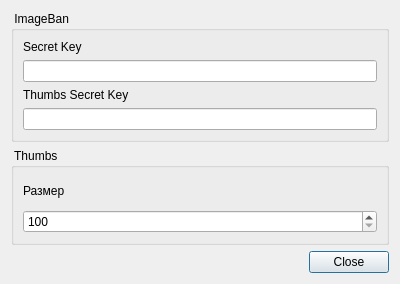
knvmbox/file-uploader, file parametersdlg.ui: the form before one commit.
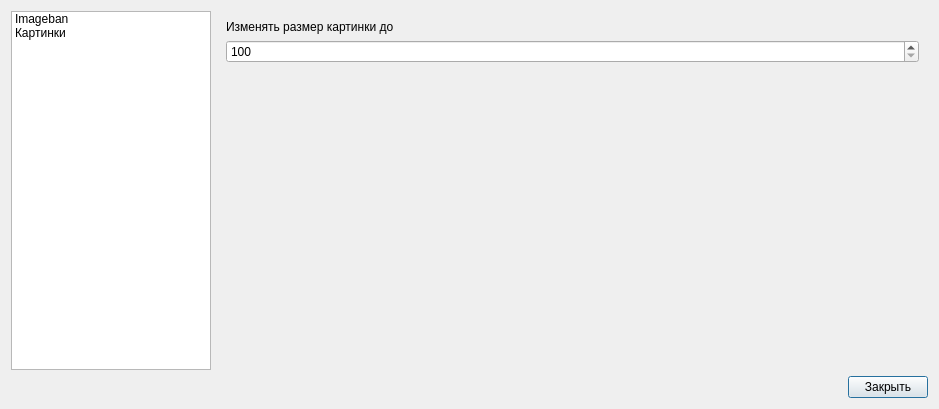
The form after the commit.

Commit message: переделал диалог настроек, теперь в настройках хранятся списки ключей к imageban

Diff of the .ui file:
```diff
--- a/parametersdlg.ui
+++ b/parametersdlg.ui
@@ -6,8 +6,8 @@
    <rect>
     <x>0</x>
     <y>0</y>
-    <width>400</width>
-    <height>284</height>
+    <width>939</width>
+    <height>409</height>
    </rect>
   </property>
   <property name="windowTitle">
@@ -15,69 +15,103 @@
   </property>
   <layout class="QVBoxLayout" name="verticalLayout">
    <item>
-    <widget class="QGroupBox" name="groupBox">
-     <property name="title">
-      <string> ImageBan</string>
-     </property>
-     <layout class="QVBoxLayout" name="verticalLayout_2">
+    <layout class="QHBoxLayout" name="horizontalLayout">
+     <item>
+      <widget class="QListWidget" name="paramsList">
+       <property name="maximumSize">
+        <size>
+         <width>200</width>
+         <height>16777215</height>
+        </size>
+       </property>
       <item>
-       <widget class="QLabel" name="label">
         <property name="text">
-         <string>Secret Key</string>
+         <string>Imageban</string>
         </property>
-       </widget>
       </item>
       <item>
-       <widget class="QLineEdit" name="secretKeyEdit"/>
-      </item>
-      <item>
-       <widget class="QLabel" name="label_3">
         <property name="text">
-         <string>Thumbs Secret Key</string>
+         <string>Картинки</string>
         </property>
-       </widget>
-      </item>
-      <item>
-       <widget class="QLineEdit" name="thumbSecretKeyEdit"/>
-      </item>
-     </layout>
+       </item>
     </widget>
    </item>
    <item>
-    <widget class="QGroupBox" name="groupBox_2">
-     <property name="title">
-      <string> Thumbs</string>
-     </property>
+      <widget class="QStackedWidget" name="stackedWidget">
+       <property name="currentIndex">
+        <number>1</number>
+       </property>
+       <widget class="QWidget" name="imagebanPage">
      <layout class="QVBoxLayout" name="verticalLayout_3">
       <item>
+          <widget class="QTableView" name="imagebanListView"/>
+         </item>
+        </layout>
+       </widget>
+       <widget class="QWidget" name="imagePage">
+        <layout class="QVBoxLayout" name="verticalLayout_2">
+         <item>
        <widget class="QLabel" name="label_2">
         <property name="text">
-         <string>Размер</string>
+            <string>Изменять размер картинки до</string>
         </property>
        </widget>
       </item>
       <item>
-       <widget class="QSpinBox" name="thumbsSizeBox">
+          <widget class="QSpinBox" name="imageSizeBox">
         <property name="minimum">
          <number>100</number>
         </property>
         <property name="maximum">
-         <number>1200</number>
+            <number>12000</number>
         </property>
        </widget>
       </item>
-     </layout>
-    </widget>
-   </item>
+         <item>
+          <spacer name="verticalSpacer">
+           <property name="orientation">
+            <enum>Qt::Vertical</enum>
+           </property>
+           <property name="sizeHint" stdset="0">
+            <size>
+             <width>20</width>
+             <height>40</height>
+            </size>
+           </property>
+          </spacer>
+         </item>
+        </layout>
+       </widget>
+      </widget>
+     </item>
+    </layout>
+   </item>
    <item>
-    <widget class="QDialogButtonBox" name="buttonBox">
+    <layout class="QHBoxLayout" name="horizontalLayout_2">
+     <property name="topMargin">
+      <number>0</number>
+     </property>
+     <item>
+      <spacer name="horizontalSpacer">
      <property name="orientation">
       <enum>Qt::Horizontal</enum>
      </property>
-     <property name="standardButtons">
-      <set>QDialogButtonBox::Close</set>
-     </property>
-    </widget>
+       <property name="sizeHint" stdset="0">
+        <size>
+         <width>40</width>
+         <height>20</height>
+        </size>
+       </property>
+      </spacer>
+     </item>
+     <item>
+      <widget class="QPushButton" name="closeBtn">
+       <property name="text">
+        <string>Закрыть</string>
+       </property>
+      </widget>
+     </item>
+    </layout>
    </item>
   </layout>
  </widget>
```
Left out of the diff: 35 changed lines with no effect on the pictures. Lines whose indentation alone changed are shown as unchanged. The commit also changes 9 other files.
